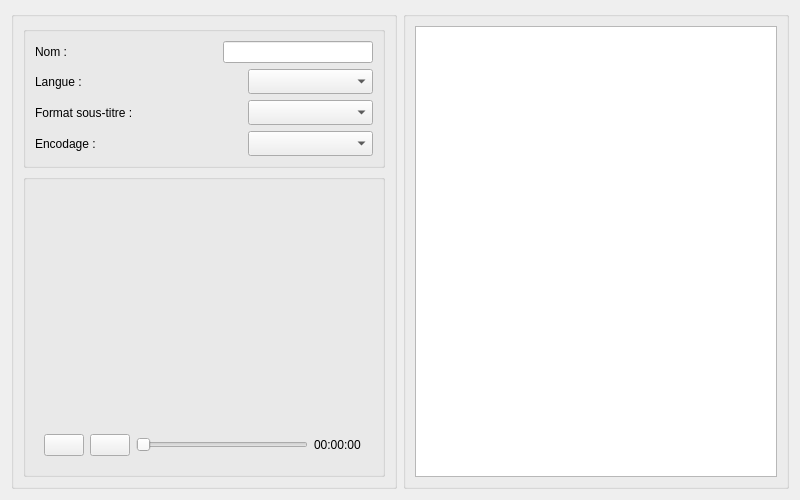
This is src/View/subtitlepane.ui in cinemaouvert/OCT as Qt 5 draws it before an edit. The edited form follows.
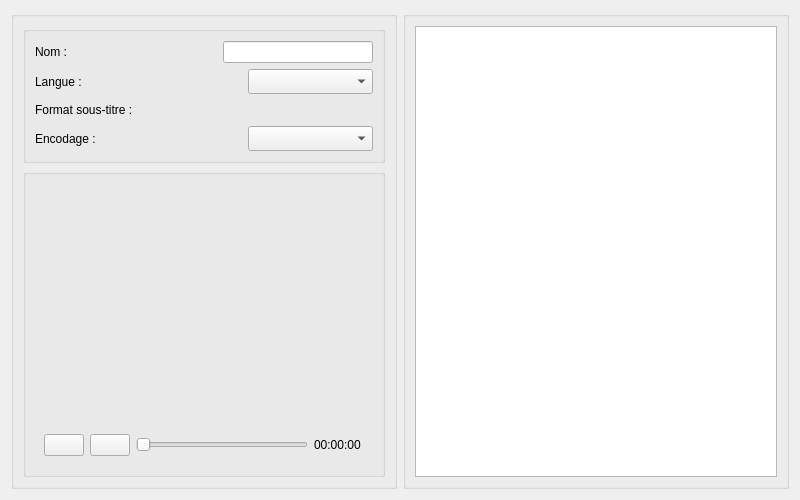
This is the edited form. Icons and pictures are not drawn. Custom widgets are drawn as their Qt base class.

```diff
--- a/src/View/subtitlepane.ui
+++ b/src/View/subtitlepane.ui
@@ -138,21 +138,15 @@
             </spacer>
            </item>
            <item>
-            <widget class="QComboBox" name="comboBox_Format">
-             <property name="sizePolicy">
-              <sizepolicy hsizetype="Fixed" vsizetype="Fixed">
-               <horstretch>0</horstretch>
-               <verstretch>0</verstretch>
-              </sizepolicy>
-             </property>
+            <widget class="QLabel" name="codecNameLabel">
              <property name="minimumSize">
               <size>
                <width>125</width>
-               <height>25</height>
+               <height>0</height>
               </size>
              </property>
-             <property name="sizeAdjustPolicy">
-              <enum>QComboBox::AdjustToMinimumContentsLength</enum>
+             <property name="text">
+              <string/>
              </property>
             </widget>
            </item>
```
